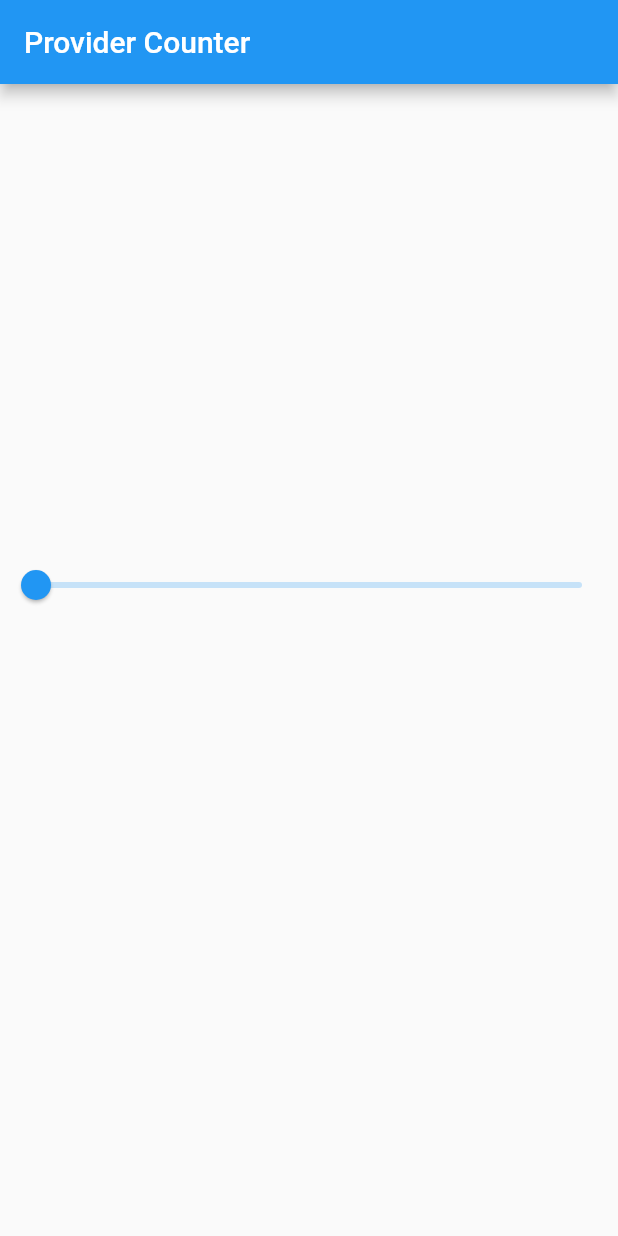
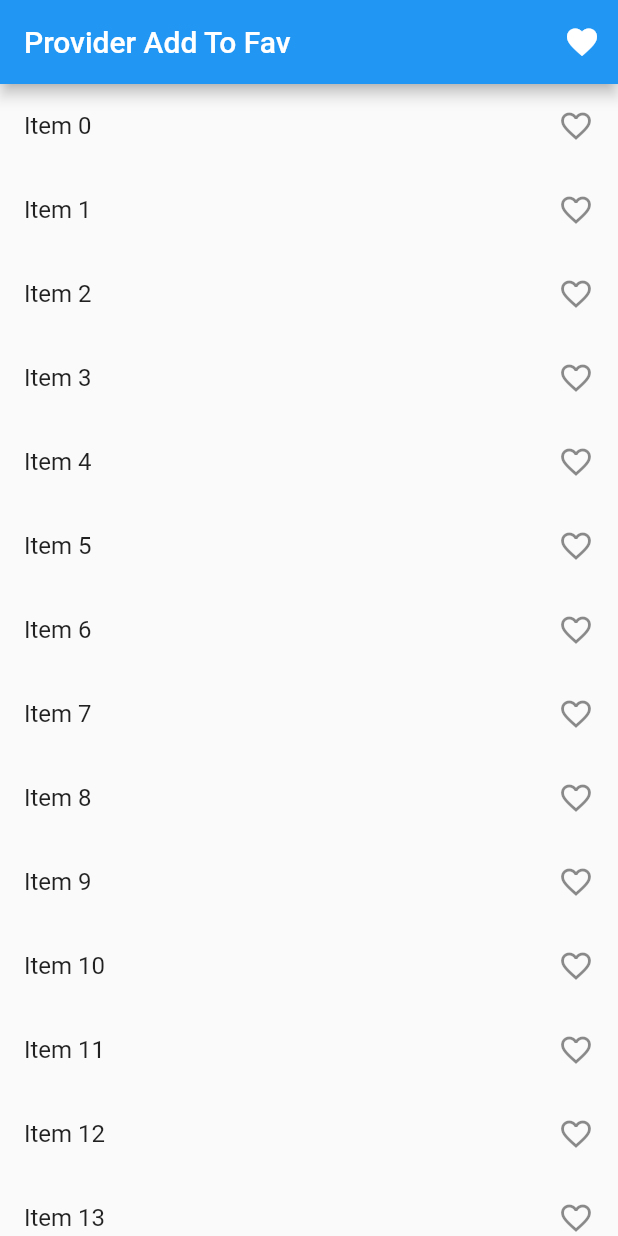
Before and after one commit to Mirzaazmath/flutter_provider_overview, a Flutter app: the screen it shows after launch, on a phone screen of 412 x 824 dp. Run offline on Flutter 3.47's test engine with Material 2 defaults, Android fonts, the phone set to English and light mode, and no system bars.

Commit message:
add to fav

```diff
--- a/lib/main.dart
+++ b/lib/main.dart
@@ -1,6 +1,5 @@
 import 'package:flutter/material.dart';
-
-import 'package:flutter_provider_overview/provider/slider_provider.dart';
+import 'package:flutter_provider_overview/provider/addfavourite_provider.dart';
 import 'package:flutter_provider_overview/screens/home_screen.dart';
 import 'package:provider/provider.dart';
 void main(){
@@ -13,8 +12,8 @@ class MyApp extends StatelessWidget {
   Widget build(BuildContext context) {
     /// here we are initializing ChangeNotifierProvider to listen the changes
     return ChangeNotifierProvider(
-      /// here we are creating the SliderProvider for the entire app
-      create: (BuildContext context) =>SliderProvider(),
+      /// here we are creating the AddToFavouriteProvider for the entire app
+      create: (BuildContext context) =>AddToFavouriteProvider(),
       child: MaterialApp(
         debugShowCheckedModeBanner: false,
         home: HomeScreen(),
--- /dev/null
+++ b/lib/provider/addfavourite_provider.dart
@@ -0,0 +1,19 @@
+import 'package:flutter/foundation.dart';
+
+
+
+class AddToFavouriteProvider extends ChangeNotifier{
+  List<int>_selectedItems=[];
+  get selectedItems=>_selectedItems;
+
+  void addtofav(int value){
+    if(selectedItems.contains(value)){
+      selectedItems.remove(value);
+    }else{
+      selectedItems.add(value);
+    }
+
+    notifyListeners();
+  }
+
+}
--- a/lib/provider/slider_provider.dart
+++ /dev/null
@@ -1,18 +0,0 @@
- import 'package:flutter/cupertino.dart';
-
-class SliderProvider extends ChangeNotifier{
-  /// here we are creating the _value variable and assign the 0.0 value
-  double _value=0.0;
-  /// created the getter
-  get value=>_value;
-/// this method updates the _value with  newvalue and notifyListeners to its listener
-  void setslidervalue(double newvalue){
-
-    _value=newvalue;
-    notifyListeners();
-  }
-
-
-
-
-}
--- a/lib/screens/home_screen.dart
+++ b/lib/screens/home_screen.dart
@@ -1,7 +1,8 @@
 import 'package:flutter/material.dart';
+import 'package:flutter_provider_overview/provider/addfavourite_provider.dart';
 import 'package:provider/provider.dart';
 
-import '../provider/slider_provider.dart';
+import 'favorite_screen.dart';
 
 
 class HomeScreen extends StatelessWidget {
@@ -12,45 +13,33 @@ class HomeScreen extends StatelessWidget {
     print("Build");
     return Scaffold(
       appBar: AppBar(
-        title:const  Text("Provider Counter"),
+        title:const  Text("Provider Add To Fav"),
+        actions: [
+          IconButton(onPressed: (){
+            Navigator.of(context).push(MaterialPageRoute(builder: (context)=>FavouriteScreen()));
+
+          }, icon: const Icon(Icons.favorite))
+        ],
       ),
-      body:Column(
-        mainAxisAlignment: MainAxisAlignment.center,
-        children: [
-          /// here we are Creating the  Consumer of class SliderProvider to manage its state
-        Consumer<SliderProvider>(builder: (builder,provider,child){
+      body:ListView.builder(
+        itemCount:  100,
+          itemBuilder: (context,index){
+        return Consumer<AddToFavouriteProvider>(
+          builder: (context,provider,child) {
 
-          return Slider(value:provider.value, onChanged: (val){
-            provider.setslidervalue(val);
-          });
-        }),
-          /// here we are Creating the  Consumer of class SliderProvider to manage its state
-          Consumer<SliderProvider>(builder: (builder,provider,child){
-            /// we can acesss the  SliderProvider with this provider variable
-            return Row(
-            children: [
-              Expanded(
-                child: Container(
-                  height: 100,
-                  color: Colors.red.withOpacity(provider.value),
+            return ListTile(
+              onTap: () {
 
-                ),
+                provider.addtofav(index);
 
-              ),
-              Expanded(
-                child: Container(
-                  height: 100,
-                  color: Colors.green.withOpacity(provider.value),
-
-                ),
-
-              ),
-            ],
+              },
+              title: Text("Item $index"),
+              trailing:provider.selectedItems.contains(index)?const Icon(Icons.favorite,color: Colors.red,): const Icon(Icons.favorite_border_outlined),
 
             );
-          }),
-        ],
-      )
+          }
+        );
+      })
 
     );
   }
```
Also changed, not shown: lib/screens/favorite_screen.dart (added, +42 -0 lines), 1 other file.
